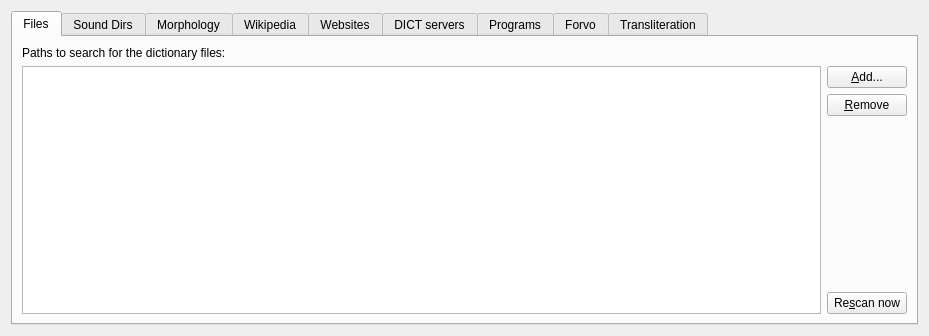
The window that sources.ui (xiaoyifang/goldendict-ng) describes before a commit, drawn with Qt 5.
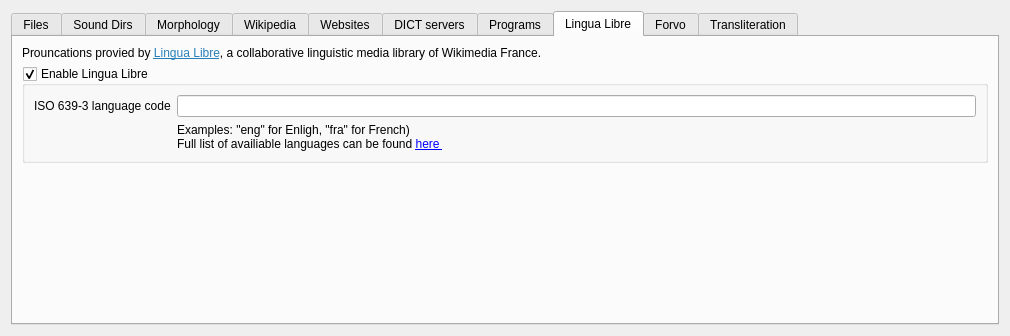
The same window after the commit. Icons and pictures are not drawn.

Commit message:
Add Lingua Libre support (#268)
* lingua: add a dummy dict

* lingua: working but output plain json as article

* lingua: add html audio plays

* lingua: fix qmake build

* fix: qmake on mac INCLUDEPATH

* lingua: add config ui to dict sources edit dialog

* lingua: add config logics

* lingua: use the configured iso language code to do query

* lingua: style polish

What changed in the file:
```diff
--- a/sources.ui
+++ b/sources.ui
@@ -6,18 +6,18 @@
    <rect>
     <x>0</x>
     <y>0</y>
-    <width>929</width>
+    <width>1010</width>
     <height>336</height>
    </rect>
   </property>
   <property name="windowTitle">
    <string notr="true">Sources</string>
   </property>
-  <layout class="QVBoxLayout" name="verticalLayout_5">
+  <layout class="QVBoxLayout" name="verticalLayout_9">
    <item>
     <widget class="QTabWidget" name="tabWidget">
      <property name="currentIndex">
-      <number>0</number>
+      <number>7</number>
      </property>
      <property name="iconSize">
       <size>
@@ -456,6 +456,74 @@
        </item>
       </layout>
      </widget>
+     <widget class="QWidget" name="tab_lingua">
+      <attribute name="icon">
+       <iconset resource="resources.qrc">
+        <normaloff>:/icons/lingualibre.svg</normaloff>:/icons/lingualibre.svg</iconset>
+      </attribute>
+      <attribute name="title">
+       <string>Lingua Libre</string>
+      </attribute>
+      <layout class="QVBoxLayout" name="verticalLayout_5">
+       <item>
+        <widget class="QLabel" name="label_17">
+         <property name="text">
+          <string>&lt;html&gt;&lt;head/&gt;&lt;body&gt;&lt;p&gt;Prouncations provied by &lt;a href=&quot;https://lingualibre.org&quot;&gt;&lt;span style=&quot; text-decoration: underline; color:#2980b9;&quot;&gt;Lingua Libre&lt;/span&gt;&lt;/a&gt;, a collaborative linguistic media library of Wikimedia France. &lt;/p&gt;&lt;/body&gt;&lt;/html&gt;</string>
+         </property>
+         <property name="openExternalLinks">
+          <bool>true</bool>
+         </property>
+        </widget>
+       </item>
+       <item>
+        <widget class="QGroupBox" name="linguaEnabled">
+         <property name="title">
+          <string>Enable Lingua Libre</string>
+         </property>
+         <property name="checkable">
+          <bool>true</bool>
+         </property>
+         <layout class="QFormLayout" name="formLayout_2">
+          <item row="0" column="0">
+           <widget class="QLabel" name="label_18">
+            <property name="text">
+             <string>ISO 639-3 language code</string>
+            </property>
+           </widget>
+          </item>
+          <item row="0" column="1">
+           <widget class="QLineEdit" name="linguaLangCode"/>
+          </item>
+          <item row="1" column="1">
+           <widget class="QLabel" name="label_19">
+            <property name="text">
+             <string>Examples:  &amp;quot;eng&amp;quot; for Enligh, &amp;quot;fra&amp;quot; for French) &lt;br&gt;
+
+Full list of availiable languages can be found &lt;a href=&quot;https://lingualibre.org/wiki/LinguaLibre:Stats/Languages&quot;&gt; here &lt;/a&gt;</string>
+            </property>
+            <property name="openExternalLinks">
+             <bool>true</bool>
+            </property>
+           </widget>
+          </item>
+         </layout>
+        </widget>
+       </item>
+       <item>
+        <spacer name="verticalSpacer_4">
+         <property name="orientation">
+          <enum>Qt::Vertical</enum>
+         </property>
+         <property name="sizeHint" stdset="0">
+          <size>
+           <width>20</width>
+           <height>40</height>
+          </size>
+         </property>
+        </spacer>
+       </item>
+      </layout>
+     </widget>
      <widget class="QWidget" name="tab_5">
       <attribute name="icon">
        <iconset resource="resources.qrc">
```
The commit also changes 14 other files.
